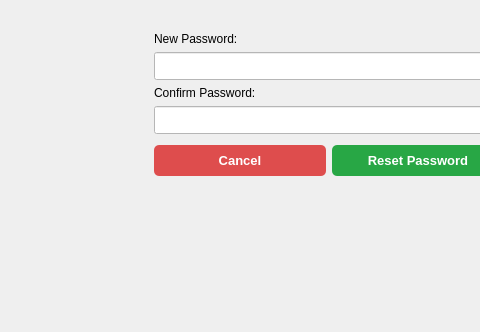
This is UI/Auth/ForgotPassword/forgot_password2.ui in PlaTwo-project/PlaTwo as Qt 5 draws it before an edit; both pictures show x 247 to 727 and y 308 to 640 of the 1152 by 640 pixel window. The edited form follows.
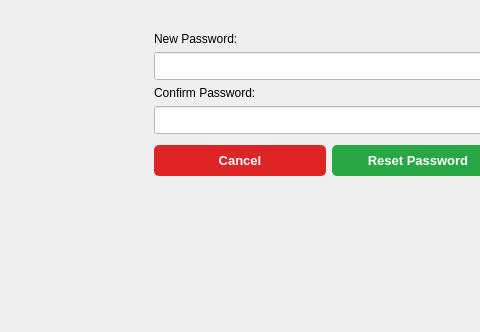
This is the edited form.

```diff
--- a/UI/Auth/ForgotPassword/forgot_password2.ui
+++ b/UI/Auth/ForgotPassword/forgot_password2.ui
@@ -202,7 +202,7 @@
          </property>
          <property name="styleSheet">
           <string notr="true">QPushButton {
-    background-color: #DE4D4D;
+    background-color: #DE2424;
     color: white;
     border: none;
     border-radius: 5px;
```
